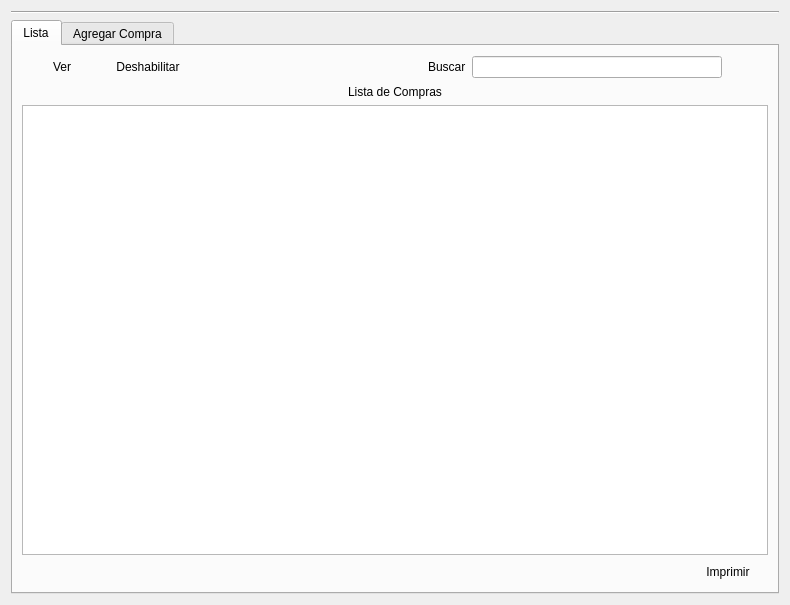
This is compra/compras.ui in rodety/Jireh as Qt 5 draws it before an edit. The edited form follows.
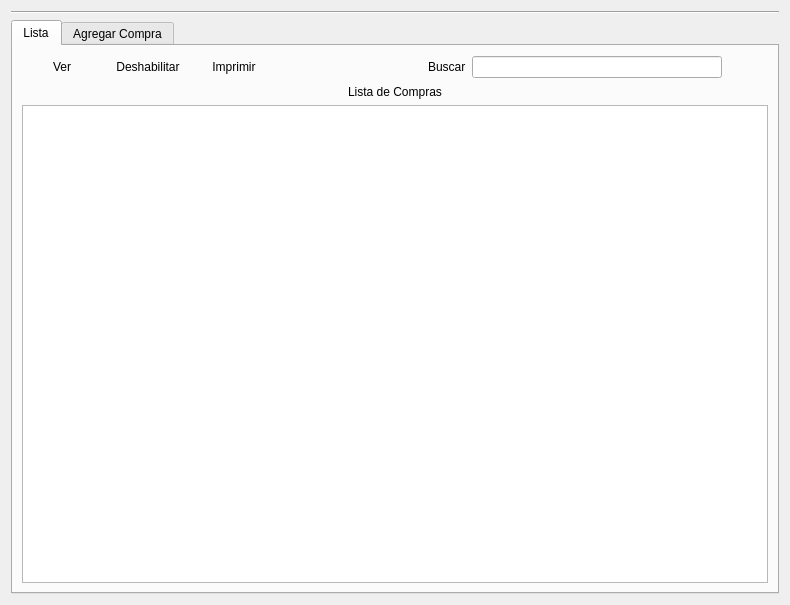
This is the edited form. Icons and pictures are not drawn.

What changed in the file:
```diff
--- a/compra/compras.ui
+++ b/compra/compras.ui
@@ -30,12 +30,8 @@
           <layout class="QGridLayout" name="gridLayout_4">
            <item row="0" column="0">
             <layout class="QGridLayout" name="gridLayout_3">
-             <item row="1" column="0">
-              <widget class="QTableView" name="tableView_compras">
-               <property name="sortingEnabled">
-                <bool>true</bool>
-               </property>
-              </widget>
+             <item row="2" column="0">
+              <layout class="QGridLayout" name="gridLayout"/>
              </item>
              <item row="0" column="0">
               <layout class="QGridLayout" name="gridLayout_2">
@@ -54,39 +50,12 @@
                </item>
               </layout>
              </item>
-             <item row="3" column="0">
-              <layout class="QGridLayout" name="gridLayout">
-               <item row="0" column="1">
-                <widget class="QPushButton" name="pushButton_imprimir_23">
-                 <property name="text">
-                  <string>Imprimir</string>
-                 </property>
-                 <property name="icon">
-                  <iconset resource="../Icons/Icons.qrc">
-                   <normaloff>:/Icons/1349716426_print.png</normaloff>:/Icons/1349716426_print.png</iconset>
-                 </property>
-                 <property name="flat">
-                  <bool>true</bool>
-                 </property>
-                </widget>
-               </item>
-               <item row="0" column="0">
-                <spacer name="horizontalSpacer_4">
-                 <property name="orientation">
-                  <enum>Qt::Horizontal</enum>
-                 </property>
-                 <property name="sizeHint" stdset="0">
-                  <size>
-                   <width>40</width>
-                   <height>20</height>
-                  </size>
-                 </property>
-                </spacer>
-               </item>
-              </layout>
-             </item>
-             <item row="2" column="0">
-              <layout class="QHBoxLayout" name="horizontalLayout"/>
+             <item row="1" column="0">
+              <widget class="QTableView" name="tableView_compras">
+               <property name="sortingEnabled">
+                <bool>true</bool>
+               </property>
+              </widget>
              </item>
             </layout>
            </item>
@@ -134,6 +103,20 @@
              </property>
             </widget>
            </item>
+           <item>
+            <widget class="QPushButton" name="pushButton_imprimir_23">
+             <property name="text">
+              <string>Imprimir</string>
+             </property>
+             <property name="icon">
+              <iconset resource="../Icons/Icons.qrc">
+               <normaloff>:/Icons/1349716426_print.png</normaloff>:/Icons/1349716426_print.png</iconset>
+             </property>
+             <property name="flat">
+              <bool>true</bool>
+             </property>
+            </widget>
+           </item>
            <item>
             <spacer name="horizontalSpacer_6">
              <property name="orientation">
```
